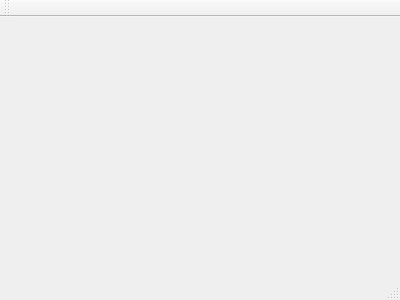
Old version of the form source/main_window_dlg.ui in the repository PsychedelicShayna/cursor-locker.
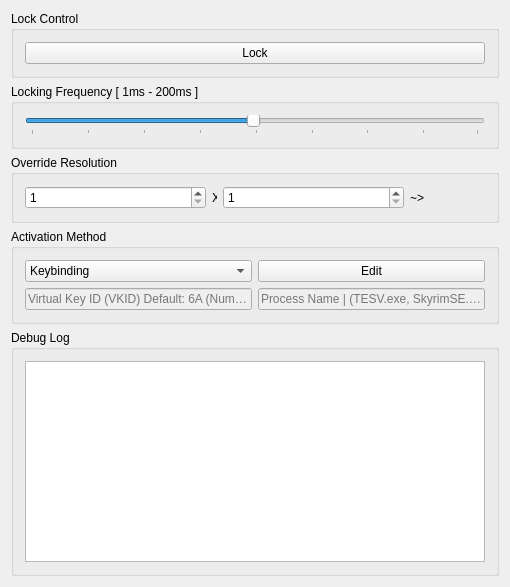
New version of the form.

Patch:
```diff
--- a/source/main_window_dlg.ui
+++ b/source/main_window_dlg.ui
@@ -1,24 +1,227 @@
 <ui version="4.0">
  <class>MainWindow</class>
- <widget class="QMainWindow" name="MainWindow" >
-  <property name="geometry" >
+ <widget class="QMainWindow" name="MainWindow">
+  <property name="geometry">
    <rect>
     <x>0</x>
     <y>0</y>
-    <width>400</width>
-    <height>300</height>
+    <width>510</width>
+    <height>587</height>
    </rect>
   </property>
-  <property name="windowTitle" >
-   <string>MainWindow</string>
+  <property name="minimumSize">
+   <size>
+    <width>510</width>
+    <height>510</height>
+   </size>
   </property>
-  <widget class="QMenuBar" name="menuBar" />
-  <widget class="QToolBar" name="mainToolBar" />
-  <widget class="QWidget" name="centralWidget" />
-  <widget class="QStatusBar" name="statusBar" />
+  <property name="windowTitle">
+   <string>CursorLocker Qt Edition</string>
+  </property>
+  <widget class="QWidget" name="centralWidget">
+   <layout class="QGridLayout" name="gridLayout_2">
+    <item row="0" column="0">
+     <layout class="QVBoxLayout" name="grp_main_layout">
+      <item>
+       <widget class="QGroupBox" name="grp_lock_controls">
+        <property name="title">
+         <string>Lock Control</string>
+        </property>
+        <layout class="QVBoxLayout" name="verticalLayout_3">
+         <item>
+          <widget class="QPushButton" name="btn_lock_state">
+           <property name="text">
+            <string>Lock</string>
+           </property>
+          </widget>
+         </item>
+        </layout>
+       </widget>
+      </item>
+      <item>
+       <widget class="QGroupBox" name="grp_lock_frequency">
+        <property name="title">
+         <string>Locking Frequency [ 1ms - 200ms ]</string>
+        </property>
+        <layout class="QGridLayout" name="gridLayout">
+         <item row="0" column="0">
+          <widget class="QSlider" name="hslid_lock_frequency">
+           <property name="minimum">
+            <number>1</number>
+           </property>
+           <property name="maximum">
+            <number>200</number>
+           </property>
+           <property name="singleStep">
+            <number>25</number>
+           </property>
+           <property name="pageStep">
+            <number>25</number>
+           </property>
+           <property name="value">
+            <number>100</number>
+           </property>
+           <property name="sliderPosition">
+            <number>100</number>
+           </property>
+           <property name="tracking">
+            <bool>true</bool>
+           </property>
+           <property name="orientation">
+            <enum>Qt::Horizontal</enum>
+           </property>
+           <property name="tickPosition">
+            <enum>QSlider::TicksBelow</enum>
+           </property>
+           <property name="tickInterval">
+            <number>25</number>
+           </property>
+          </widget>
+         </item>
+        </layout>
+       </widget>
+      </item>
+      <item>
+       <widget class="QGroupBox" name="grp_resolution">
+        <property name="title">
+         <string>Override Resolution</string>
+        </property>
+        <layout class="QHBoxLayout" name="horizontalLayout">
+         <item>
+          <widget class="QSpinBox" name="sbox_resX">
+           <property name="minimumSize">
+            <size>
+             <width>1</width>
+             <height>0</height>
+            </size>
+           </property>
+           <property name="minimum">
+            <number>1</number>
+           </property>
+           <property name="maximum">
+            <number>20000</number>
+           </property>
+          </widget>
+         </item>
+         <item>
+          <widget class="QLabel" name="lbl_x_sign">
+           <property name="maximumSize">
+            <size>
+             <width>5</width>
+             <height>16777215</height>
+            </size>
+           </property>
+           <property name="text">
+            <string>X</string>
+           </property>
+          </widget>
+         </item>
+         <item>
+          <widget class="QSpinBox" name="sbox_resY">
+           <property name="minimum">
+            <number>1</number>
+           </property>
+           <property name="maximum">
+            <number>20000</number>
+           </property>
+          </widget>
+         </item>
+         <item>
+          <widget class="QLabel" name="lbl_center">
+           <property name="maximumSize">
+            <size>
+             <width>75</width>
+             <height>16777215</height>
+            </size>
+           </property>
+           <property name="text">
+            <string>~&gt; </string>
+           </property>
+          </widget>
+         </item>
+        </layout>
+       </widget>
+      </item>
+      <item>
+       <widget class="QGroupBox" name="grp_activation">
+        <property name="title">
+         <string>Activation Method</string>
+        </property>
+        <layout class="QVBoxLayout" name="verticalLayout">
+         <item>
+          <layout class="QHBoxLayout" name="horizontalLayout_2">
+           <item>
+            <widget class="QComboBox" name="cbx_activation">
+             <item>
+              <property name="text">
+               <string>Keybinding</string>
+              </property>
+             </item>
+             <item>
+              <property name="text">
+               <string>Process</string>
+              </property>
+             </item>
+            </widget>
+           </item>
+           <item>
+            <widget class="QPushButton" name="btn_edit_activation">
+             <property name="text">
+              <string>Edit</string>
+             </property>
+            </widget>
+           </item>
+          </layout>
+         </item>
+         <item>
+          <layout class="QHBoxLayout" name="grp_activation_parameters">
+           <item>
+            <widget class="QLineEdit" name="lin_vkid">
+             <property name="enabled">
+              <bool>false</bool>
+             </property>
+             <property name="placeholderText">
+              <string>Virtual Key ID (VKID) Default: 6A (Numpad *)</string>
+             </property>
+            </widget>
+           </item>
+           <item>
+            <widget class="QLineEdit" name="lin_process">
+             <property name="enabled">
+              <bool>false</bool>
+             </property>
+             <property name="placeholderText">
+              <string>Process Name | (TESV.exe, SkyrimSE.exe)</string>
+             </property>
+            </widget>
+           </item>
+          </layout>
+         </item>
+        </layout>
+       </widget>
+      </item>
+      <item>
+       <widget class="QGroupBox" name="grp_console">
+        <property name="title">
+         <string>Debug Log</string>
+        </property>
+        <layout class="QVBoxLayout" name="verticalLayout_2">
+         <item>
+          <widget class="QPlainTextEdit" name="txt_console">
+           <property name="readOnly">
+            <bool>true</bool>
+           </property>
+          </widget>
+         </item>
+        </layout>
+       </widget>
+      </item>
+     </layout>
+    </item>
+   </layout>
+  </widget>
  </widget>
- <layoutDefault spacing="6" margin="11" />
- <pixmapfunction></pixmapfunction>
+ <layoutdefault spacing="6" margin="11"/>
  <resources/>
  <connections/>
 </ui>
```
Left out of the diff: 1 changed line with no effect on the pictures.
